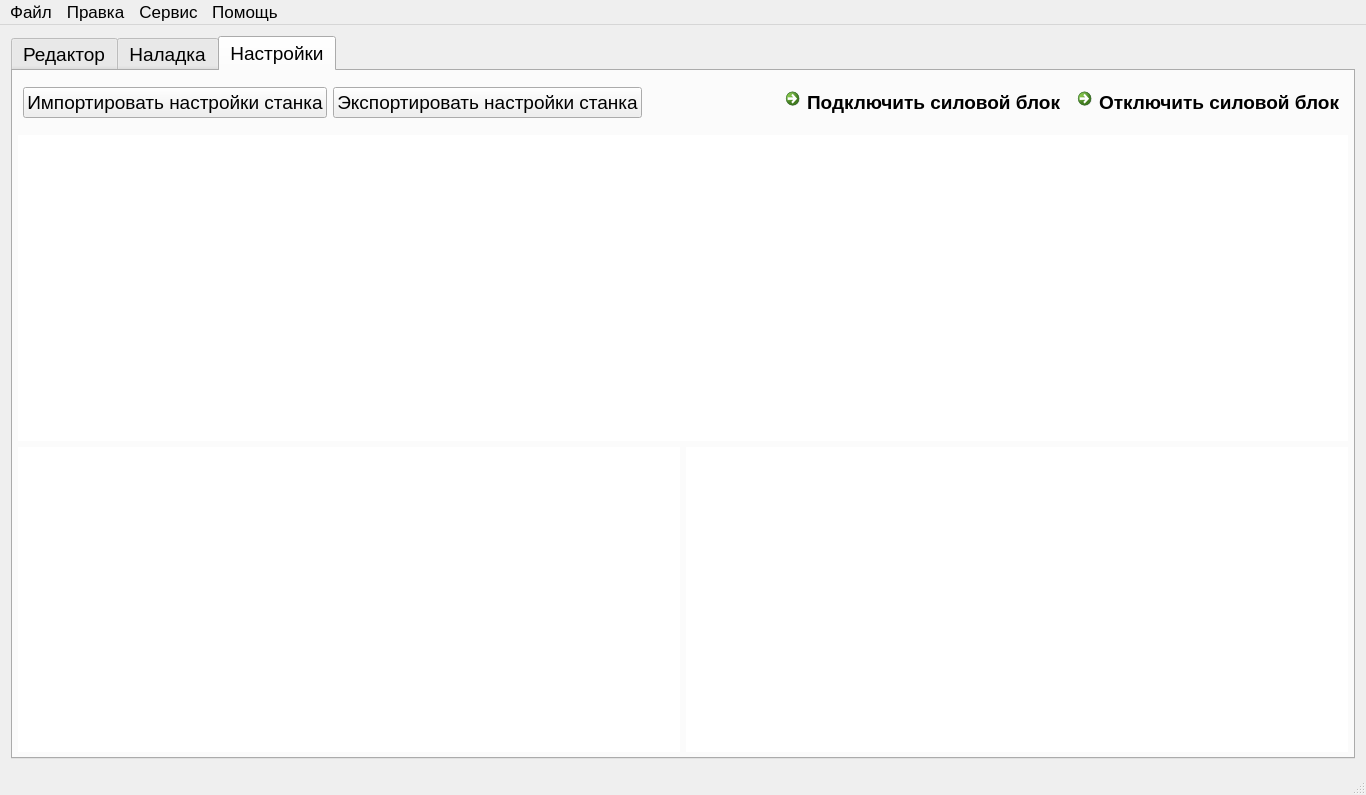
Before: the Qt Designer form KAMEditor/gui/mainwindow.ui in Xtail96/SML, drawn with Qt 5.
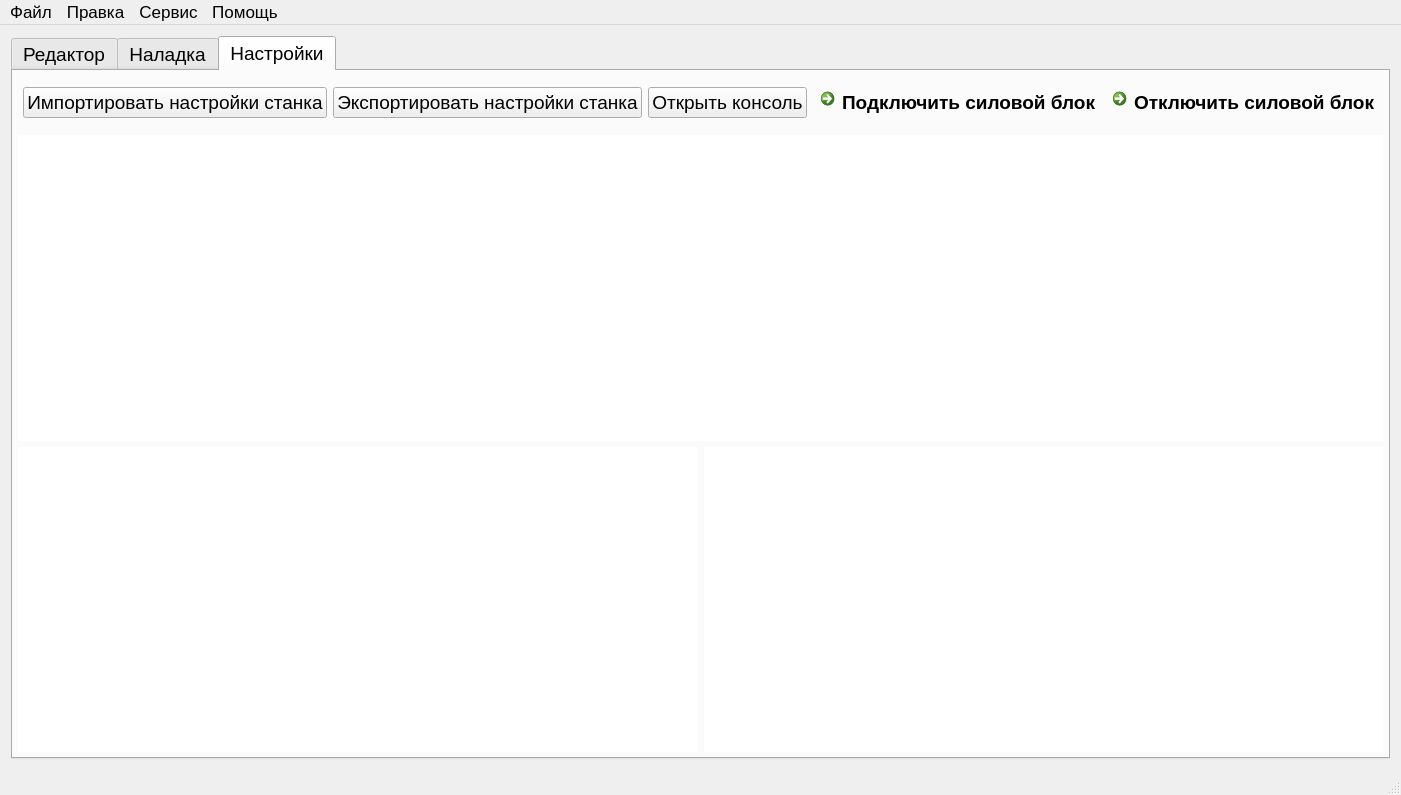
After: the same form once the commit is applied. The open tabs and pages were chosen to show the change. Icons and pictures are not drawn. Custom widgets are drawn as their Qt base class.

The edit to the form file:
```diff
--- a/KAMEditor/gui/mainwindow.ui
+++ b/KAMEditor/gui/mainwindow.ui
@@ -4744,6 +4744,17 @@
              </property>
             </spacer>
            </item>
+           <item>
+            <widget class="QPushButton" name="consoleOpenPushButton">
+             <property name="text">
+              <string>Открыть консоль</string>
+             </property>
+             <property name="icon">
+              <iconset resource="images.qrc">
+               <normaloff>:/new/prefix1/images/SystemTests.png</normaloff>:/new/prefix1/images/SystemTests.png</iconset>
+             </property>
+            </widget>
+           </item>
            <item>
             <widget class="QCommandLinkButton" name="connectCommandLinkButton">
              <property name="text">
```
